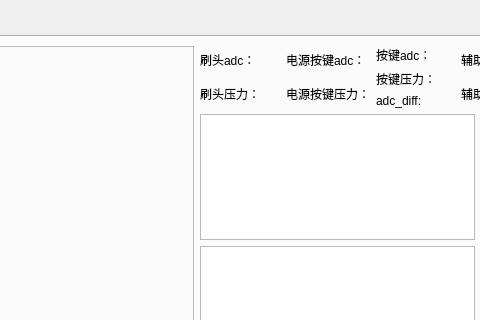
This is work_station/pressure/pressuresensorform.ui in yuhuang163/test as Qt 5 draws it before an edit; both pictures show x 173 to 653 and y 0 to 320 of the 740 by 624 pixel window. The edited form follows.
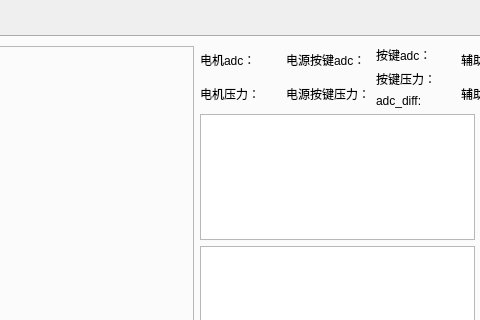
This is the edited form.

Patch:
```diff
--- a/work_station/pressure/pressuresensorform.ui
+++ b/work_station/pressure/pressuresensorform.ui
@@ -56,14 +56,14 @@
                  <item>
                   <widget class="QLabel" name="brush_adc">
                    <property name="text">
-                    <string>刷头adc：</string>
+                    <string>电机adc：</string>
                    </property>
                   </widget>
                  </item>
                  <item>
                   <widget class="QLabel" name="brush_value">
                    <property name="text">
-                    <string>刷头压力：</string>
+                    <string>电机压力：</string>
                    </property>
                   </widget>
                  </item>
```
